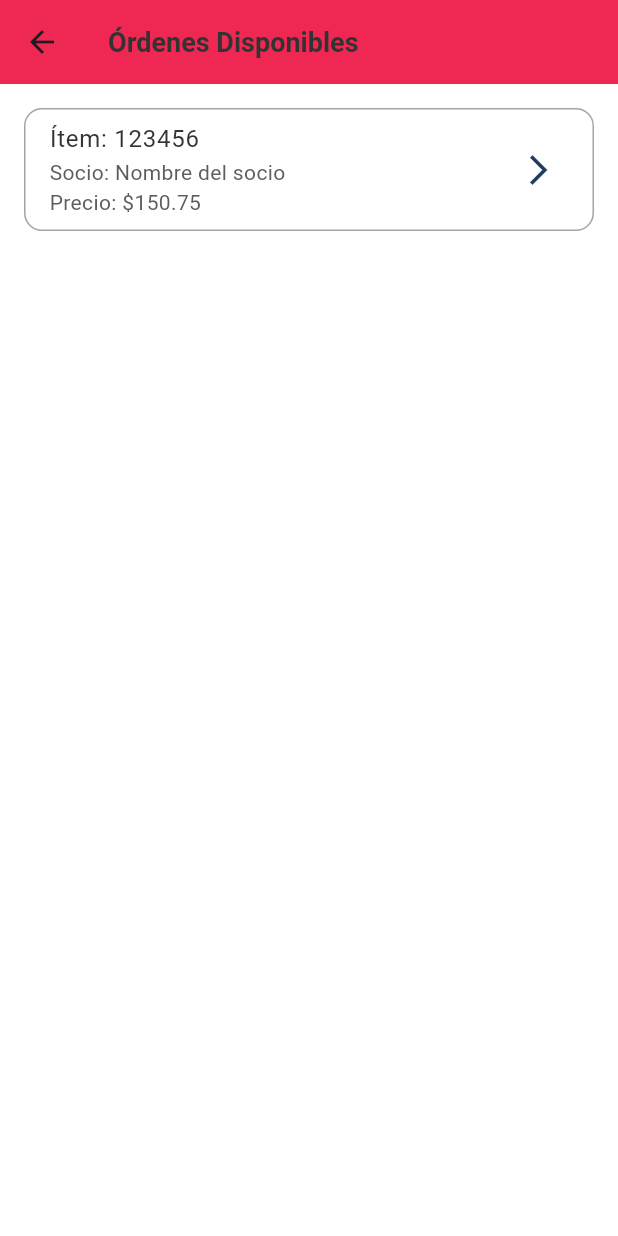
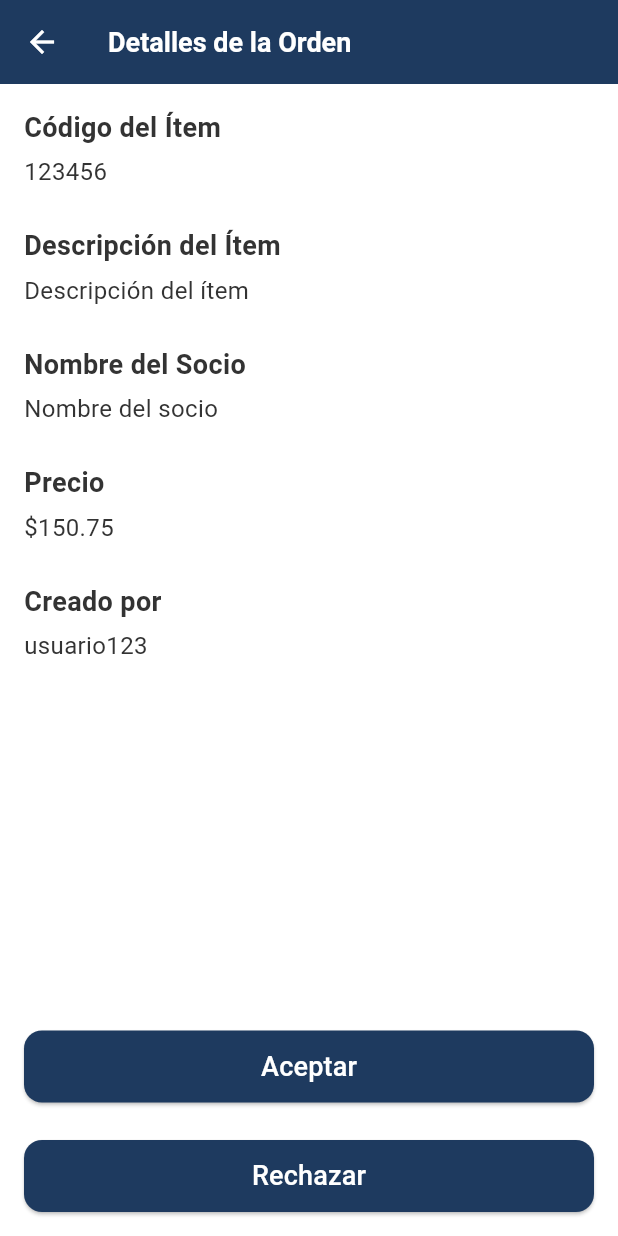
Before and after one commit to AnderrGit/appline, a Flutter app: the HomeScreen screen opened by its route, after a tap on an icon or button, on a phone screen of 412 x 824 dp. Run offline on Flutter 3.47's test engine with Material 3 defaults, Android fonts, the light colour scheme and no system bars; our stand-ins replace dio, get, reactive_forms; Roboto replaces fonts that are missing (Poppins).

Commit message:
Refactor order handling and add order details screen with confirmation dialogs

```diff
--- a/lib/app/core/design/constants.dart
+++ b/lib/app/core/design/constants.dart
@@ -3,7 +3,7 @@ import 'package:flutter/material.dart';
 // Colores
 class AppColors {
   static const Color primaryColor =
-      Color(0xFFef2853); // Color del botón 'Registrar'
+      Color(0xFF1e3a5f); // Color del botón 'Registrar'
   static const Color secondaryColor =
       Color(0xFF1e3a5f); // Para bordes y textos secundarios
   static const Color tabColor = Color(0xFFCFD9E9); // Color de las tabs
@@ -18,6 +18,7 @@ class AppColors {
   static const Color redColor = Color(0xFFD32F2F); // Color de error
   static const Color whiteColor = Color(0xFFFFFFFF); // Color blanco
   static const Color greyColor = Color(0xFFA4A4A4); // Color gris
+  static const Color greenColor = Color(0xFF4CAF50); // Color verde
 }
 
 // TextStyles
@@ -50,7 +51,7 @@ class AppTextStyles {
     fontFamily: fontFamily,
     fontSize: headingSize,
     fontWeight: FontWeight.w600,
-    color: AppColors.textPrimaryColor,
+    color: AppColors.whiteColor,
   );
 
   static TextStyle primaryTextStyle = const TextStyle(
--- a/lib/app/modules/home/presentation/controllers/orders_controller.dart
+++ b/lib/app/modules/home/presentation/controllers/orders_controller.dart
@@ -1,5 +1,4 @@
 import 'package:appline/app/modules/home/domain/models/order_model.dart';
-import 'package:appline/app/modules/home/services/show_confirmation_dialog.dart';
 import 'package:get/get.dart';
 
 class OrdersController extends GetxController {
@@ -24,28 +23,15 @@ class OrdersController extends GetxController {
   RxBool isLoading = false.obs;
 
   Future<void> acceptOrder(Order order) async {
-    await confirmOrderAction(order, 'aceptar').then((confirmed) {
-      if (confirmed != null && confirmed) {
     isLoading(true); // Marca como cargando
     availableOrders.remove(order);
     isLoading(false); // Marca como completado
   }
-    });
-  }
 
   Future<void> declineOrder(Order order) async {
-    await confirmOrderAction(order, 'rechazar').then((confirmed) {
-      if (confirmed != null && confirmed) {
     isLoading(true); // Marca como cargando
     availableOrders.remove(order);
     isLoading(false); // Marca como completado
-      }
-    });
-  }
-
-  Future<bool?> confirmOrderAction(Order order, String action) async {
-    // Implementa la lógica para confirmar la acción de una orden
-    return await showConfirmationDialog(Get.context!, order, action);
   }
 
   // Ver detalles de una orden
--- a/lib/app/modules/home/presentation/views/home/home_screen.dart
+++ b/lib/app/modules/home/presentation/views/home/home_screen.dart
@@ -13,10 +13,12 @@ class HomeScreen extends GetView<OrdersController> {
     return Scaffold(
       backgroundColor: AppColors.backgroundColor,
       appBar: AppBar(
+        automaticallyImplyLeading: false,
         title: Text(
           'Órdenes Disponibles',
           style: AppTextStyles.appBarTextStyle,
         ),
+        centerTitle: true,
         backgroundColor: AppColors.primaryColor,
       ),
       body: Obx(() {
--- a/lib/app/modules/home/presentation/views/home/widgets/order_tile.dart
+++ b/lib/app/modules/home/presentation/views/home/widgets/order_tile.dart
@@ -1,6 +1,9 @@
 import 'package:appline/app/modules/home/domain/models/order_model.dart';
+import 'package:appline/app/modules/home/presentation/views/order_details/order_details_screen.dart';
+import 'package:appline/app/modules/home/services/show_confirmation_dialog.dart';
 import 'package:flutter/material.dart';
 import 'package:appline/app/core/design/constants.dart';
+import 'package:get/get.dart';
 import 'swipe_background.dart';
 
 class OrderTile extends StatelessWidget {
@@ -44,12 +47,20 @@ class OrderTile extends StatelessWidget {
                 alignment: Alignment.centerRight,
               ),
               confirmDismiss: (direction) async {
+                return await showConfirmationDialog(
+                  Get.context!,
+                  order,
+                  direction == DismissDirection.startToEnd
+                      ? 'aceptar'
+                      : 'rechazar',
+                );
+              },
+              onDismissed: (direction) {
                 if (direction == DismissDirection.startToEnd) {
                   onAccept();
                 } else {
                   onReject();
                 }
-                return false; // Evita que el `Dismissible` elimine el widget automáticamente
               },
               child: ListTile(
                 title: Text(
@@ -73,6 +84,7 @@ class OrderTile extends StatelessWidget {
                     color: AppColors.secondaryColor),
                 onTap: () {
                   // Navegar a detalles de la orden
+                  Get.to(() => OrderDetailsScreen(order: order));
                 },
               ),
             ),
--- /dev/null
+++ b/lib/app/modules/home/presentation/views/order_details/controller/order_details_controller.dart
@@ -0,0 +1,42 @@
+import 'package:get/get.dart';
+import 'package:appline/app/modules/home/domain/models/order_model.dart';
+import 'package:appline/app/modules/home/presentation/controllers/orders_controller.dart';
+import 'package:appline/app/modules/home/services/show_confirmation_dialog.dart';
+import 'package:appline/app/modules/home/services/show_status_snackbar.dart';
+import 'package:appline/app/core/design/constants.dart';
+
+class OrderDetailsController extends GetxController {
+  final Order order;
+
+  OrderDetailsController({required this.order});
+
+  final OrdersController ordersController = Get.find();
+
+  Future<void> onAcceptOrder() async {
+    final confirm =
+        await showConfirmationDialog(Get.context!, order, 'aceptar');
+    if (confirm == true) {
+      await ordersController.acceptOrder(order);
+      Get.back(); // Regresa a la pantalla anterior
+      showSnackbar(
+        'Orden Aceptada',
+        'Has aceptado la orden: ${order.descripcionItem}',
+        AppColors.primaryColor,
+      );
+    }
+  }
+
+  Future<void> onRejectOrder() async {
+    final confirm =
+        await showConfirmationDialog(Get.context!, order, 'rechazar');
+    if (confirm == true) {
+      await ordersController.declineOrder(order);
+      Get.back(); // Regresa a la pantalla anterior
+      showSnackbar(
+        'Orden Rechazada',
+        'Has rechazado la orden: ${order.descripcionItem}',
+        AppColors.redColor,
+      );
+    }
+  }
+}
--- /dev/null
+++ b/lib/app/modules/home/presentation/views/order_details/order_details_screen.dart
@@ -0,0 +1,93 @@
+import 'package:appline/app/core/widgets/custom_button.dart';
+import 'package:appline/app/core/widgets/vertical_sizedbox_spacing.dart';
+import 'package:appline/app/modules/home/presentation/views/order_details/controller/order_details_controller.dart';
+import 'package:flutter/material.dart';
+import 'package:get/get.dart';
+import 'package:appline/app/core/design/constants.dart';
+import 'package:appline/app/modules/home/domain/models/order_model.dart';
+
+class OrderDetailsScreen extends StatelessWidget {
+  final Order order;
+
+  const OrderDetailsScreen({super.key, required this.order});
+
+  @override
+  Widget build(BuildContext context) {
+    final OrderDetailsController controller =
+        Get.put(OrderDetailsController(order: order));
+
+    return Scaffold(
+      backgroundColor: AppColors.backgroundColor,
+      appBar: AppBar(
+        leading: IconButton(
+          icon: const Icon(Icons.arrow_back, color: AppColors.whiteColor),
+          onPressed: Get.back,
+        ),
+        title: Text(
+          'Detalles de la Orden',
+          style: AppTextStyles.appBarTextStyle,
+        ),
+        backgroundColor: AppColors.primaryColor,
+      ),
+      body: Padding(
+        padding: const EdgeInsets.all(AppDimensions.horizontalPadding),
+        child: Column(
+          crossAxisAlignment: CrossAxisAlignment.start,
+          children: [
+            _buildDetailSection('Código del Ítem', order.itemCode),
+            _buildDetailSection('Descripción del Ítem', order.descripcionItem),
+            _buildDetailSection('Nombre del Socio', order.nombreSocio),
+            _buildDetailSection(
+                'Precio', '\$${order.precio.toStringAsFixed(2)}'),
+            _buildDetailSection('Creado por', order.usuario),
+            const Spacer(),
+            _buildActionButtons(controller),
+          ],
+        ),
+      ),
+    );
+  }
+
+  Widget _buildDetailSection(String title, String content) {
+    return Padding(
+      padding: const EdgeInsets.only(bottom: AppDimensions.verticalSpacing),
+      child: Column(
+        crossAxisAlignment: CrossAxisAlignment.start,
+        children: [
+          Text(
+            title,
+            style: AppTextStyles.headingTextStyle,
+          ),
+          const SizedBox(height: 5),
+          Text(
+            content,
+            style: AppTextStyles.primaryTextStyle,
+          ),
+        ],
+      ),
+    );
+  }
+
+  Widget _buildActionButtons(OrderDetailsController controller) {
+    return Column(
+      crossAxisAlignment: CrossAxisAlignment.stretch,
+      children: [
+        CustomButton(
+          onPressed: () async {
+            await controller.onAcceptOrder();
+          },
+          text: 'Aceptar',
+          color: AppColors.primaryColor,
+        ),
+        const VerticalSizedboxSpacing(),
+        CustomButton(
+          onPressed: () async {
+            await controller.onRejectOrder();
+          },
+          text: 'Rechazar',
+          color: AppColors.primaryColor,
+        ),
+      ],
+    );
+  }
+}
```
Lines whose indentation alone changed are shown as unchanged.
